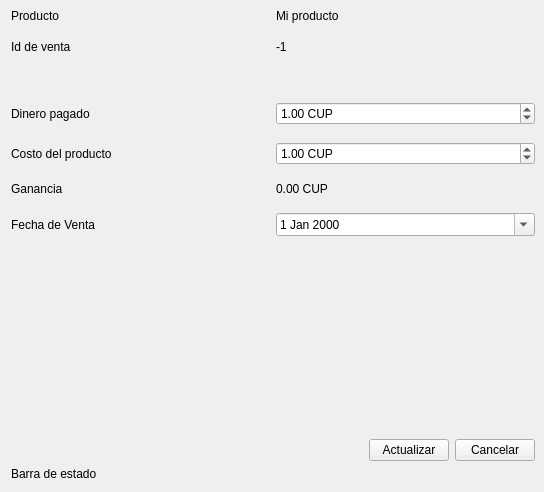
The window that view/ui/edit_sale_form.ui (R0land013/blue-pos) describes before a commit, drawn with Qt 5.
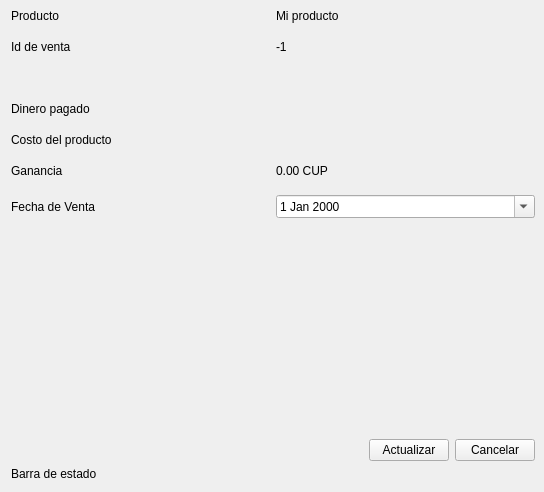
The same window after the commit.

Patch:
```diff
--- a/view/ui/edit_sale_form.ui
+++ b/view/ui/edit_sale_form.ui
@@ -63,22 +63,6 @@
            </property>
           </widget>
          </item>
-         <item row="4" column="1">
-          <widget class="QDoubleSpinBox" name="cost_money_spin_box">
-           <property name="suffix">
-            <string> CUP</string>
-           </property>
-           <property name="maximum">
-            <double>10000000000.000000000000000</double>
-           </property>
-           <property name="singleStep">
-            <double>10.000000000000000</double>
-           </property>
-           <property name="value">
-            <double>1.000000000000000</double>
-           </property>
-          </widget>
-         </item>
          <item row="1" column="1">
           <widget class="QLabel" name="sale_id_label">
            <property name="text">
@@ -114,25 +98,6 @@
            </property>
           </widget>
          </item>
-         <item row="3" column="1">
-          <widget class="QDoubleSpinBox" name="paid_money_spin_box">
-           <property name="suffix">
-            <string> CUP</string>
-           </property>
-           <property name="minimum">
-            <double>0.010000000000000</double>
-           </property>
-           <property name="maximum">
-            <double>10000000000.000000000000000</double>
-           </property>
-           <property name="singleStep">
-            <double>10.000000000000000</double>
-           </property>
-           <property name="value">
-            <double>1.000000000000000</double>
-           </property>
-          </widget>
-         </item>
          <item row="1" column="0">
           <widget class="QLabel" name="label">
            <property name="text">
```
Left out of the diff: 2 changed lines with no effect on the pictures.
